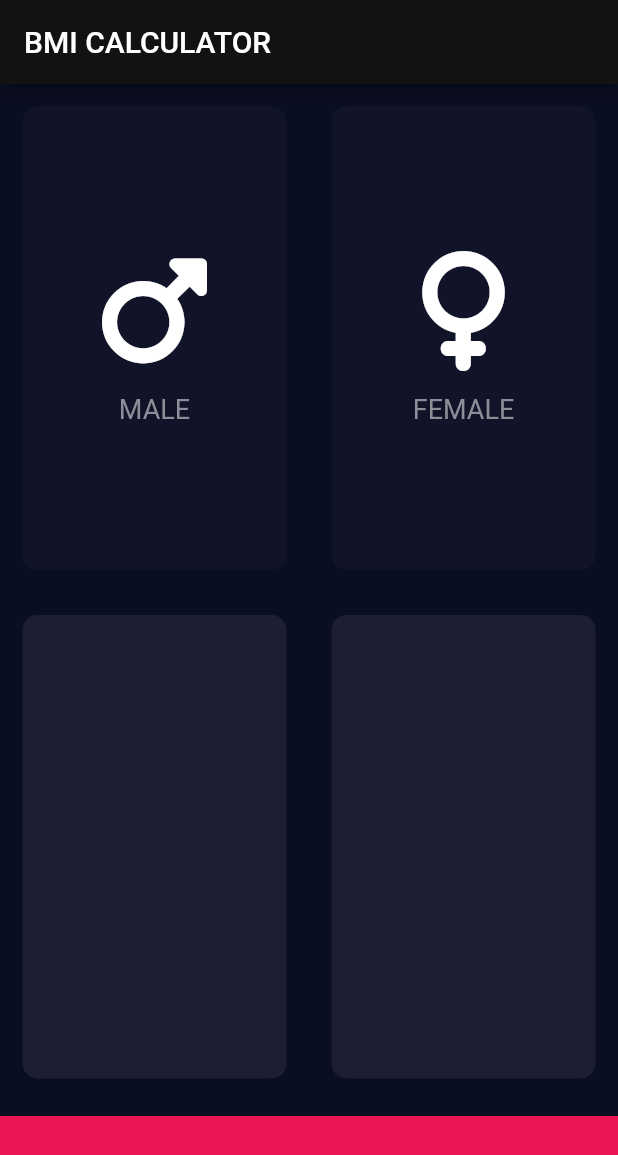
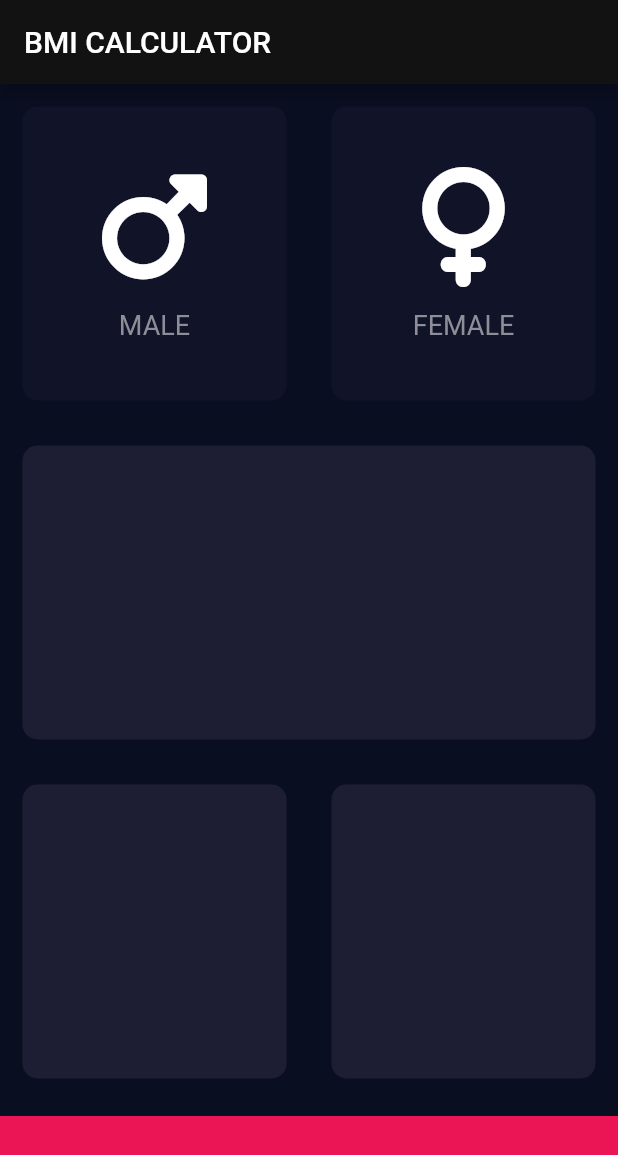
Before and after one commit to MateuszRajczyk/BMICalculator, a Flutter app: the screen it shows after launch, on a phone screen of 412 x 824 dp. Shown: the top 1155 px of the screen. Run offline on Flutter 3.47's test engine with Material 2 defaults, Android fonts, the phone set to English and light mode, and no system bars; our stand-ins replace font_awesome_flutter.

Commit message:
move all constants to separate dart file, stretch column for max size

```diff
--- /dev/null
+++ b/lib/constants.dart
@@ -0,0 +1,11 @@
+import 'package:flutter/material.dart';
+
+const kBottomContainerHeight = 80.0;
+const kBottomContainerColor = Color(0xFFEB1555);
+const kInactiveCardColor = Color(0xFF111328);
+const kActiveCardColor = Color(0xFF1D1E33);
+
+const kLabelTextStyle = TextStyle(
+  fontSize: 18.0,
+  color: Color(0xFF8D8E98),
+);
--- a/lib/icon_content.dart
+++ b/lib/icon_content.dart
@@ -1,9 +1,6 @@
 import 'package:flutter/material.dart';
 
-const labelTextStyle = TextStyle(
-  fontSize: 18.0,
-  color: Color(0xFF8D8E98),
-);
+import 'constants.dart';
 
 class IconContent extends StatelessWidget {
   const IconContent({super.key, required this.icon, required this.label});
@@ -25,7 +22,7 @@ class IconContent extends StatelessWidget {
         ),
         Text(
           label,
-          style: labelTextStyle,
+          style: kLabelTextStyle,
         ),
       ],
     );
--- a/lib/input_page.dart
+++ b/lib/input_page.dart
@@ -2,12 +2,8 @@ import 'package:bmi_calculator/reusable_card.dart';
 import 'package:flutter/material.dart';
 import 'package:font_awesome_flutter/font_awesome_flutter.dart';
 
+import 'constants.dart';
 import 'icon_content.dart';
-
-const bottomContainerHeight = 80.0;
-const bottomContainerColor = Color(0xFFEB1555);
-const inactiveCardColor = Color(0xFF111328);
-const activeCardColor = Color(0xFF1D1E33);
 
 enum Gender {
   male,
@@ -31,6 +27,7 @@ class _InputPageState extends State<InputPage> {
           title: const Text('BMI CALCULATOR'),
         ),
         body: Column(
+          crossAxisAlignment: CrossAxisAlignment.stretch,
           children: [
             Expanded(
               child: Row(
@@ -43,8 +40,8 @@ class _InputPageState extends State<InputPage> {
                         });
                       },
                       color: selectedGender == Gender.male
-                          ? activeCardColor
-                          : inactiveCardColor,
+                          ? kActiveCardColor
+                          : kInactiveCardColor,
                       cardChild: const IconContent(
                         icon: FontAwesomeIcons.mars,
                         label: 'MALE',
@@ -60,8 +57,8 @@ class _InputPageState extends State<InputPage> {
                       },
                       child: ReuseableCard(
                         color: selectedGender == Gender.female
-                            ? activeCardColor
-                            : inactiveCardColor,
+                            ? kActiveCardColor
+                            : kInactiveCardColor,
                         cardChild: const IconContent(
                           icon: FontAwesomeIcons.venus,
                           label: 'FEMALE',
@@ -72,11 +69,11 @@ class _InputPageState extends State<InputPage> {
                 ],
               ),
             ),
-            // Expanded(
-            //   child: ReuseableCard(
-            //     cardChild: Container(),
-            //   ),
-            // ),
+            const Expanded(
+              child: ReuseableCard(
+                cardChild: Column(),
+              ),
+            ),
             const Expanded(
               child: Row(
                 children: [
@@ -94,10 +91,10 @@ class _InputPageState extends State<InputPage> {
               ),
             ),
             Container(
-              color: bottomContainerColor,
+              color: kBottomContainerColor,
               margin: const EdgeInsets.only(top: 10.0),
               width: double.infinity,
-              height: bottomContainerHeight,
+              height: kBottomContainerHeight,
             ),
           ],
         ));
```
